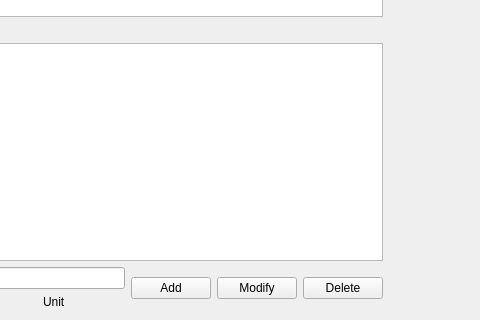
The window that Lab1/entrydialog.ui (vladyslavmakartet/recipe_planner_qt) describes before a commit, drawn with Qt 5; both pictures show x 320 to 800 and y 280 to 600 of the 800 by 600 pixel window.
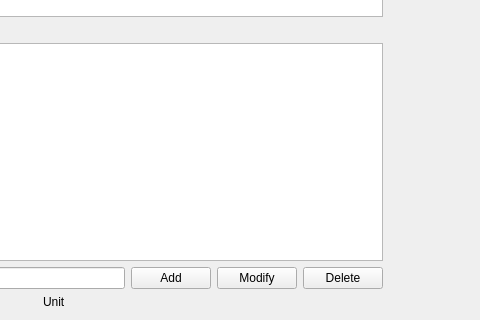
The same window after the commit.

Diff of the .ui file:
```diff
--- a/Lab1/entrydialog.ui
+++ b/Lab1/entrydialog.ui
@@ -167,7 +167,7 @@
          </item>
         </layout>
        </item>
-       <item>
+       <item alignment="Qt::AlignTop">
         <widget class="QPushButton" name="addButton">
          <property name="toolTip">
           <string>&lt;html&gt;&lt;head/&gt;&lt;body&gt;&lt;p&gt;Add ingredient&lt;/p&gt;&lt;/body&gt;&lt;/html&gt;</string>
@@ -177,7 +177,7 @@
          </property>
         </widget>
        </item>
-       <item>
+       <item alignment="Qt::AlignTop">
         <widget class="QPushButton" name="modifyButton">
          <property name="toolTip">
           <string>&lt;html&gt;&lt;head/&gt;&lt;body&gt;&lt;p&gt;Modify selected ingredient&lt;/p&gt;&lt;/body&gt;&lt;/html&gt;</string>
@@ -187,7 +187,7 @@
          </property>
         </widget>
        </item>
-       <item>
+       <item alignment="Qt::AlignTop">
         <widget class="QPushButton" name="deleteButton">
          <property name="toolTip">
           <string>&lt;html&gt;&lt;head/&gt;&lt;body&gt;&lt;p&gt;Delete selected ingredient&lt;/p&gt;&lt;/body&gt;&lt;/html&gt;</string>
```
